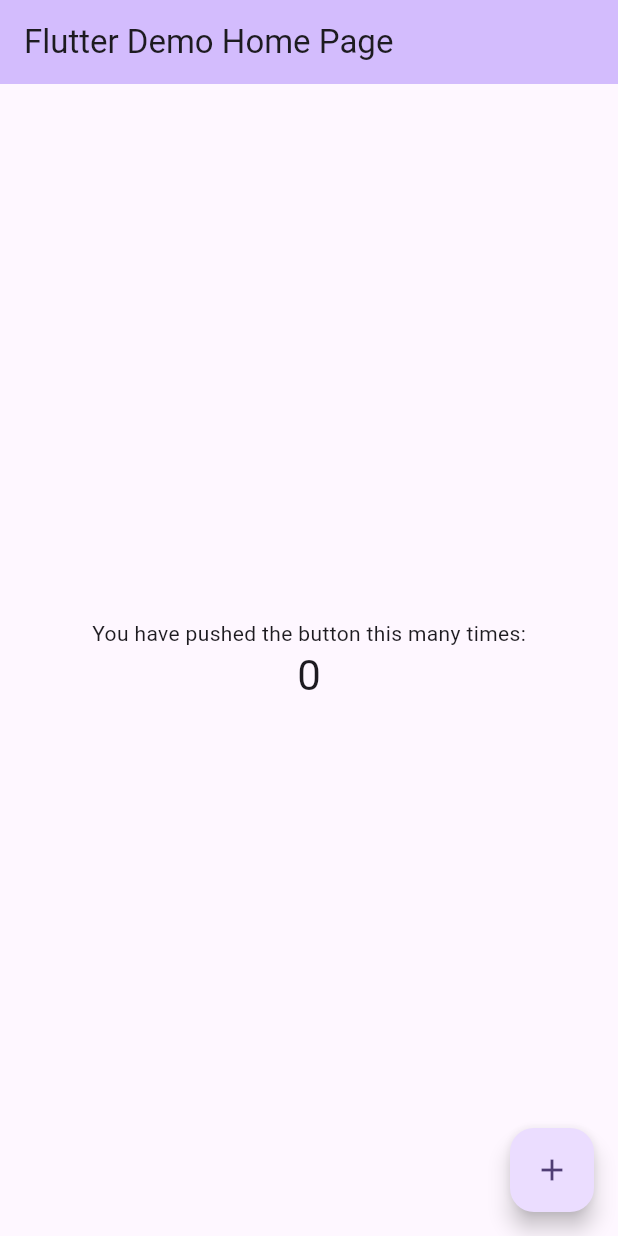
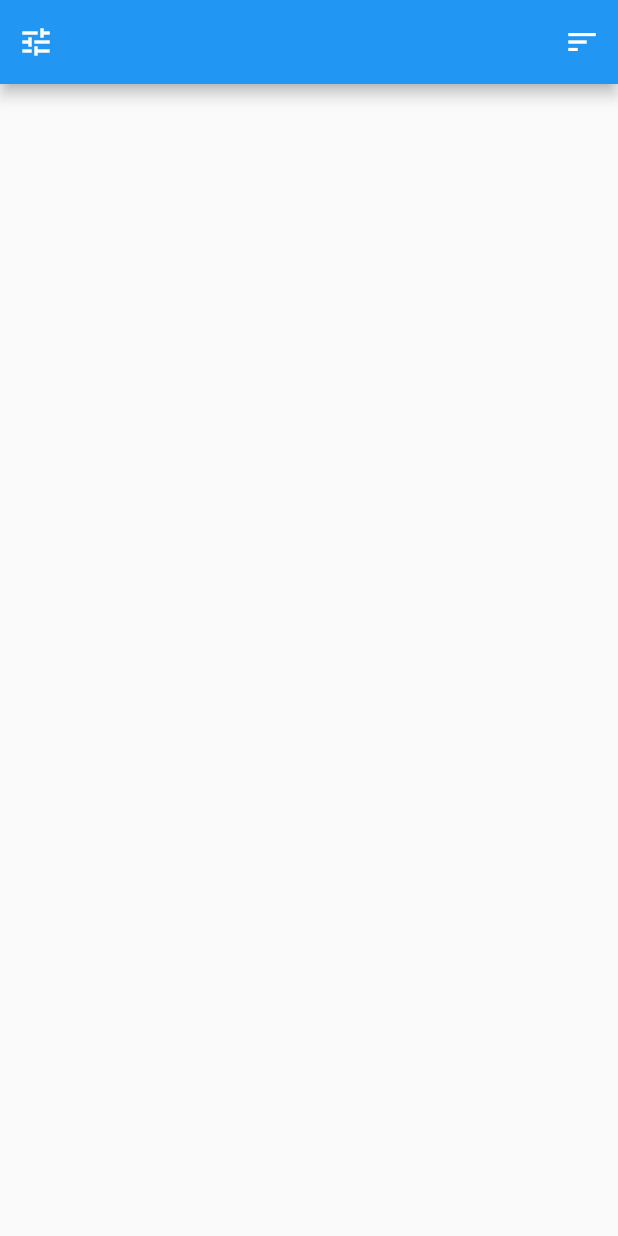
Before and after one commit to aliabdelmoaty/hotel_task, a Flutter app: the screen it shows after launch, on a phone screen of 412 x 824 dp. Run offline on Flutter 3.47's test engine with Material 2 defaults, Android fonts, the phone set to English and light mode, and no system bars; our stand-ins replace bloc, dio, equatable.

Commit message:
start in Hotel Screen

```diff
--- /dev/null
+++ b/lib/features/hotel/presentation/pages/hotel_screen.dart
@@ -0,0 +1,20 @@
+import 'package:flutter/material.dart';
+
+class HotelScreen extends StatelessWidget {
+  const HotelScreen({super.key});
+
+  @override
+  Widget build(BuildContext context) {
+    return Scaffold(
+      appBar: AppBar(title: Text('Hotel'),
+      actions: [
+        IconButton(onPressed: (){}, icon: Icon(Icons.tune)),
+        Spacer(),
+        IconButton(onPressed: (){}, icon: Icon(Icons.sort))
+
+      ],
+      ),
+      body: Column(),
+    );
+  }
+}
--- a/lib/main.dart
+++ b/lib/main.dart
@@ -1,4 +1,5 @@
 import 'package:flutter/material.dart';
+import 'package:hotel_task/features/hotel/presentation/pages/hotel_screen.dart';
 
 void main() {
   runApp(const MyApp());
@@ -7,119 +8,11 @@ void main() {
 class MyApp extends StatelessWidget {
   const MyApp({super.key});
 
-  // This widget is the root of your application.
   @override
   Widget build(BuildContext context) {
-    return MaterialApp(
-      title: 'Flutter Demo',
-      theme: ThemeData(
-        // This is the theme of your application.
-        //
-        // TRY THIS: Try running your application with "flutter run". You'll see
-        // the application has a blue toolbar. Then, without quitting the app,
-        // try changing the seedColor in the colorScheme below to Colors.green
-        // and then invoke "hot reload" (save your changes or press the "hot
-        // reload" button in a Flutter-supported IDE, or press "r" if you used
-        // the command line to start the app).
-        //
-        // Notice that the counter didn't reset back to zero; the application
-        // state is not lost during the reload. To reset the state, use hot
-        // restart instead.
-        //
-        // This works for code too, not just values: Most code changes can be
-        // tested with just a hot reload.
-        colorScheme: ColorScheme.fromSeed(seedColor: Colors.deepPurple),
-        useMaterial3: true,
-      ),
-      home: const MyHomePage(title: 'Flutter Demo Home Page'),
+    return const MaterialApp(
+      title: 'HotelsGo',
+      home:  HotelScreen(),
     );
   }
 }
-
-class MyHomePage extends StatefulWidget {
-  const MyHomePage({super.key, required this.title});
-
-  // This widget is the home page of your application. It is stateful, meaning
-  // that it has a State object (defined below) that contains fields that affect
-  // how it looks.
-
-  // This class is the configuration for the state. It holds the values (in this
-  // case the title) provided by the parent (in this case the App widget) and
-  // used by the build method of the State. Fields in a Widget subclass are
-  // always marked "final".
-
-  final String title;
-
-  @override
-  State<MyHomePage> createState() => _MyHomePageState();
-}
-
-class _MyHomePageState extends State<MyHomePage> {
-  int _counter = 0;
-
-  void _incrementCounter() {
-    setState(() {
-      // This call to setState tells the Flutter framework that something has
-      // changed in this State, which causes it to rerun the build method below
-      // so that the display can reflect the updated values. If we changed
-      // _counter without calling setState(), then the build method would not be
-      // called again, and so nothing would appear to happen.
-      _counter++;
-    });
-  }
-
-  @override
-  Widget build(BuildContext context) {
-    // This method is rerun every time setState is called, for instance as done
-    // by the _incrementCounter method above.
-    //
-    // The Flutter framework has been optimized to make rerunning build methods
-    // fast, so that you can just rebuild anything that needs updating rather
-    // than having to individually change instances of widgets.
-    return Scaffold(
-      appBar: AppBar(
-        // TRY THIS: Try changing the color here to a specific color (to
-        // Colors.amber, perhaps?) and trigger a hot reload to see the AppBar
-        // change color while the other colors stay the same.
-        backgroundColor: Theme.of(context).colorScheme.inversePrimary,
-        // Here we take the value from the MyHomePage object that was created by
-        // the App.build method, and use it to set our appbar title.
-        title: Text(widget.title),
-      ),
-      body: Center(
-        // Center is a layout widget. It takes a single child and positions it
-        // in the middle of the parent.
-        child: Column(
-          // Column is also a layout widget. It takes a list of children and
-          // arranges them vertically. By default, it sizes itself to fit its
-          // children horizontally, and tries to be as tall as its parent.
-          //
-          // Column has various properties to control how it sizes itself and
-          // how it positions its children. Here we use mainAxisAlignment to
-          // center the children vertically; the main axis here is the vertical
-          // axis because Columns are vertical (the cross axis would be
-          // horizontal).
-          //
-          // TRY THIS: Invoke "debug painting" (choose the "Toggle Debug Paint"
-          // action in the IDE, or press "p" in the console), to see the
-          // wireframe for each widget.
-          mainAxisAlignment: MainAxisAlignment.center,
-          children: <Widget>[
-            const Text(
-              'You have pushed the button this many times:',
-            ),
-            Text(
-              '$_counter',
-              style: Theme.of(context).textTheme.headlineMedium,
-            ),
-          ],
-        ),
-      ),
-      floatingActionButton: FloatingActionButton(
-        onPressed: _incrementCounter,
-        tooltip: 'Increment',
-        child: const Icon(Icons.add),
-      ), // This trailing comma makes auto-formatting nicer for build methods.
-    );
-  }
-}
```
Also changed, not shown: pubspec.yaml (+7 -2 lines), assets/images/sorting-order.png (added).
